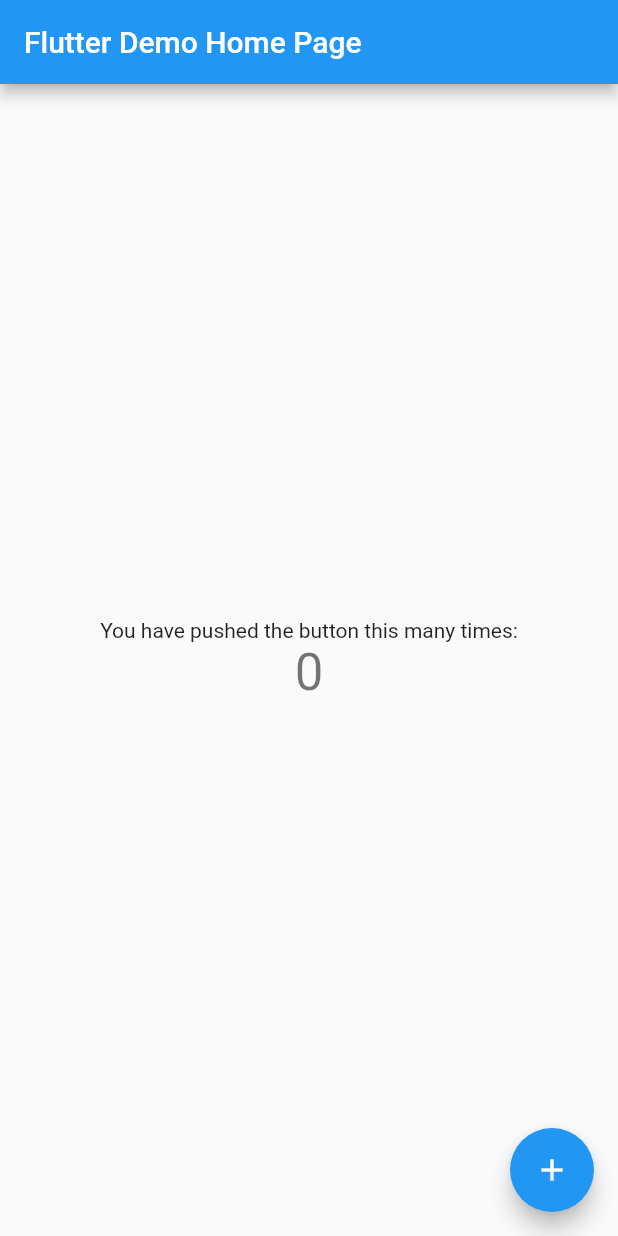
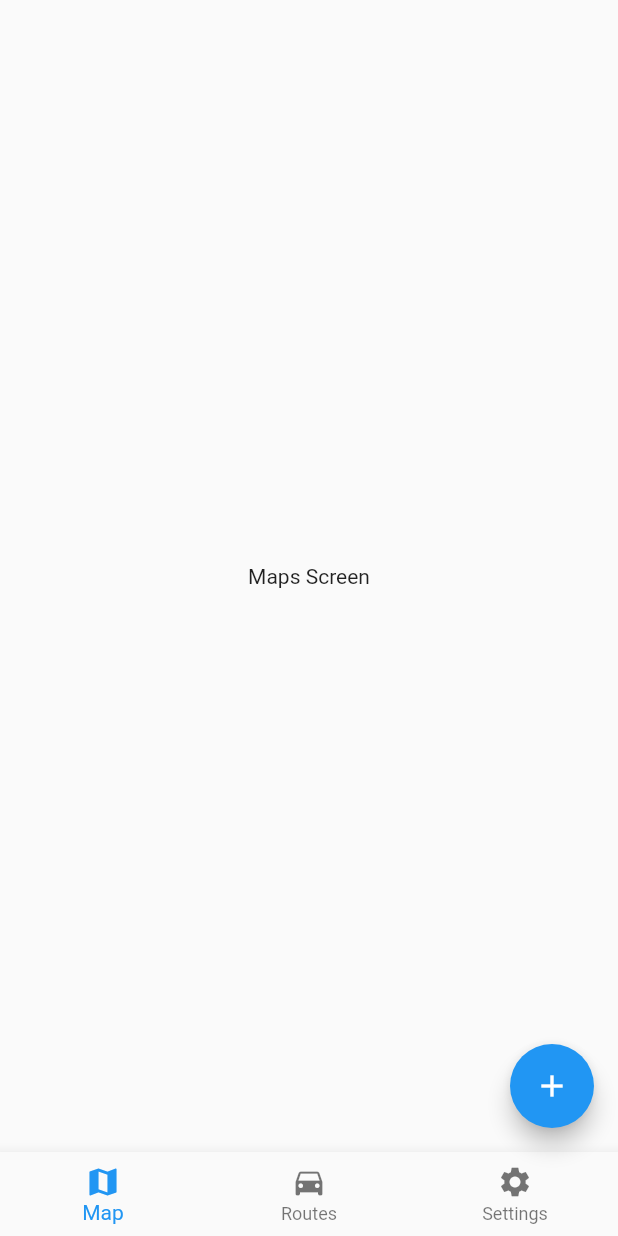
Before and after one commit to RyanOrth/RoadRisk, a Flutter app: the screen it shows after launch, on a phone screen of 412 x 824 dp. Run offline on Flutter 3.47's test engine with Material 2 defaults, Android fonts, the phone set to English and light mode, and no system bars.

Commit message:
Created seperation for each page in app.

```diff
--- a/lib/main.dart
+++ b/lib/main.dart
@@ -1,4 +1,7 @@
 import 'package:flutter/material.dart';
+import 'package:road_risk/screens/MapsScreen.dart';
+import 'package:road_risk/screens/RoutesScreen.dart';
+import 'package:road_risk/screens/SettingsScreen.dart';
 
 void main() {
   runApp(const MyApp());
@@ -7,109 +10,69 @@ void main() {
 class MyApp extends StatelessWidget {
   const MyApp({super.key});
 
-  // This widget is the root of your application.
   @override
   Widget build(BuildContext context) {
     return MaterialApp(
       title: 'Flutter Demo',
       theme: ThemeData(
-        // This is the theme of your application.
-        //
-        // Try running your application with "flutter run". You'll see the
-        // application has a blue toolbar. Then, without quitting the app, try
-        // changing the primarySwatch below to Colors.green and then invoke
-        // "hot reload" (press "r" in the console where you ran "flutter run",
-        // or simply save your changes to "hot reload" in a Flutter IDE).
-        // Notice that the counter didn't reset back to zero; the application
-        // is not restarted.
         primarySwatch: Colors.blue,
       ),
-      home: const MyHomePage(title: 'Flutter Demo Home Page'),
+      home: const HomePage(title: 'Flutter Demo Home Page'),
     );
   }
 }
 
-class MyHomePage extends StatefulWidget {
-  const MyHomePage({super.key, required this.title});
-
-  // This widget is the home page of your application. It is stateful, meaning
-  // that it has a State object (defined below) that contains fields that affect
-  // how it looks.
-
-  // This class is the configuration for the state. It holds the values (in this
-  // case the title) provided by the parent (in this case the App widget) and
-  // used by the build method of the State. Fields in a Widget subclass are
-  // always marked "final".
-
+class HomePage extends StatefulWidget {
+  const HomePage({super.key, required this.title});
   final String title;
-
   @override
-  State<MyHomePage> createState() => _MyHomePageState();
+  State<HomePage> createState() => _HomePageState();
 }
 
-class _MyHomePageState extends State<MyHomePage> {
-  int _counter = 0;
+class _HomePageState extends State<HomePage> {
+  var _selectedIndex = 0;
+  var screens = [
+    const MapsScreen(),
+    const RoutesScreen(),
+    const SettingsScreen()
+  ];
 
-  void _incrementCounter() {
+  void _onItemTapped(int index) {
     setState(() {
-      // This call to setState tells the Flutter framework that something has
-      // changed in this State, which causes it to rerun the build method below
-      // so that the display can reflect the updated values. If we changed
-      // _counter without calling setState(), then the build method would not be
-      // called again, and so nothing would appear to happen.
-      _counter++;
+      _selectedIndex = index;
     });
   }
 
   @override
   Widget build(BuildContext context) {
-    // This method is rerun every time setState is called, for instance as done
-    // by the _incrementCounter method above.
-    //
-    // The Flutter framework has been optimized to make rerunning build methods
-    // fast, so that you can just rebuild anything that needs updating rather
-    // than having to individually change instances of widgets.
     return Scaffold(
-      appBar: AppBar(
-        // Here we take the value from the MyHomePage object that was created by
-        // the App.build method, and use it to set our appbar title.
-        title: Text(widget.title),
+      body: Center(
+        child: screens[_selectedIndex],
       ),
-      body: Center(
-        // Center is a layout widget. It takes a single child and positions it
-        // in the middle of the parent.
-        child: Column(
-          // Column is also a layout widget. It takes a list of children and
-          // arranges them vertically. By default, it sizes itself to fit its
-          // children horizontally, and tries to be as tall as its parent.
-          //
-          // Invoke "debug painting" (press "p" in the console, choose the
-          // "Toggle Debug Paint" action from the Flutter Inspector in Android
-          // Studio, or the "Toggle Debug Paint" command in Visual Studio Code)
-          // to see the wireframe for each widget.
-          //
-          // Column has various properties to control how it sizes itself and
-          // how it positions its children. Here we use mainAxisAlignment to
-          // center the children vertically; the main axis here is the vertical
-          // axis because Columns are vertical (the cross axis would be
-          // horizontal).
-          mainAxisAlignment: MainAxisAlignment.center,
-          children: <Widget>[
-            const Text(
-              'You have pushed the button this many times:',
-            ),
-            Text(
-              '$_counter',
-              style: Theme.of(context).textTheme.headline4,
-            ),
-          ],
-        ),
+      floatingActionButton: const FloatingActionButton(
+        onPressed: null,
+        tooltip: 'Help',
+        child: Icon(Icons.add),
       ),
-      floatingActionButton: FloatingActionButton(
-        onPressed: _incrementCounter,
-        tooltip: 'Increment',
-        child: const Icon(Icons.add),
-      ), // This trailing comma makes auto-formatting nicer for build methods.
+      bottomNavigationBar: BottomNavigationBar(
+        items: const <BottomNavigationBarItem>[
+          BottomNavigationBarItem(
+            icon: Icon(Icons.map),
+            label: 'Map',
+          ),
+          BottomNavigationBarItem(
+            icon: Icon(Icons.directions_car),
+            label: 'Routes',
+          ),
+          BottomNavigationBarItem(
+            icon: Icon(Icons.settings),
+            label: 'Settings',
+          ),
+        ],
+        currentIndex: _selectedIndex,
+        selectedItemColor: Colors.blue,
+        onTap: _onItemTapped,
+      ),
     );
   }
 }
--- /dev/null
+++ b/lib/screens/MapsScreen.dart
@@ -0,0 +1,11 @@
+import 'package:flutter/material.dart';
+import 'package:provider/provider.dart';
+
+class MapsScreen extends StatelessWidget {
+  const MapsScreen({super.key});
+
+  @override
+  Widget build(BuildContext context) {
+    return (Text("Maps Screen"));
+  }
+}
--- a/pubspec.yaml
+++ b/pubspec.yaml
@@ -36,6 +36,8 @@ dependencies:
   # The following adds the Cupertino Icons font to your application.
   # Use with the CupertinoIcons class for iOS style icons.
   cupertino_icons: ^1.0.2
+
+  provider: ^6.0.0
 
 dev_dependencies:
   flutter_test:
```
Also changed, not shown: lib/screens/RoutesScreen.dart (added, +11 -0 lines), lib/screens/SettingsScreen.dart (added, +11 -0 lines), lib/models/MapsModel.dart (added), pubspec.lock, 11 other files.
